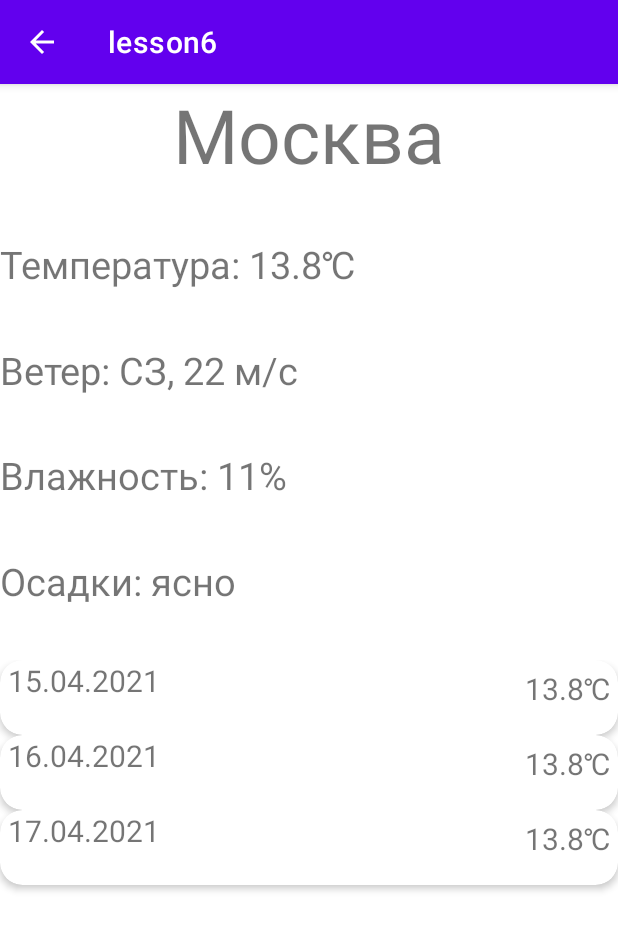
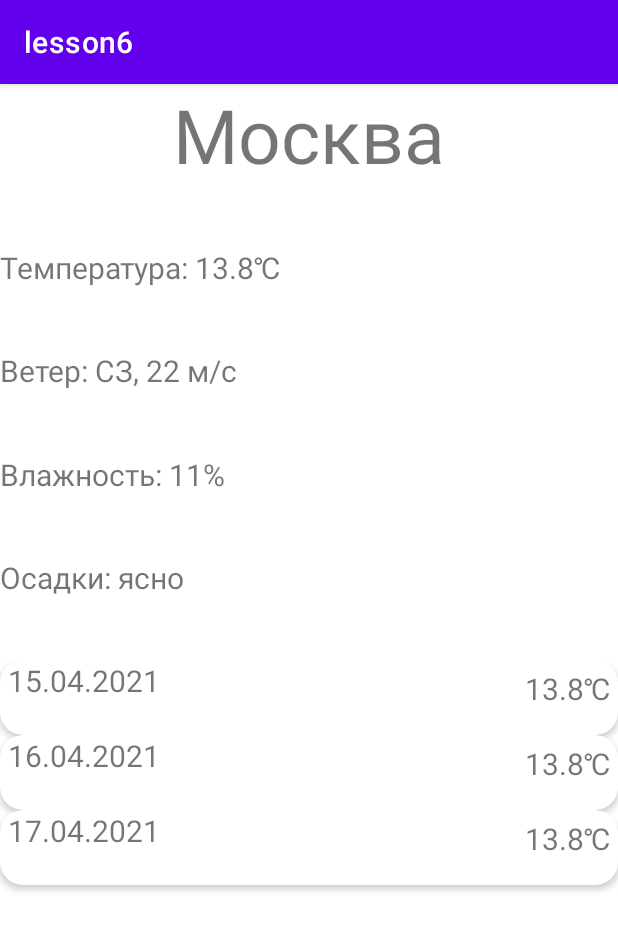
Before and after one commit to danilmv/AndroidBasics, an Android app: the screen it shows after launch (ShowDetailsActivity before the commit, MainActivity after it), after a tap on "Москва", on a phone screen of 412 x 824 dp. Shown: the top 930 px of the screen. Run offline under Robolectric (Android 15) with nearby library versions, the phone set to English and light mode, and no system bars.

Commit message:
RecyclerView in Fragments (Weather Forecast App with Fragments)

```diff
--- /dev/null
+++ b/lesson6/src/main/java/com/andriod/androidbasics/lesson6/FragmentListOfCities.java
@@ -0,0 +1,77 @@
+package com.andriod.androidbasics.lesson6;
+
+import android.content.Intent;
+import android.content.res.Configuration;
+import android.os.Bundle;
+import android.view.LayoutInflater;
+import android.view.View;
+import android.view.ViewGroup;
+
+import androidx.annotation.NonNull;
+import androidx.annotation.Nullable;
+import androidx.fragment.app.Fragment;
+import androidx.recyclerview.widget.DividerItemDecoration;
+import androidx.recyclerview.widget.LinearLayoutManager;
+import androidx.recyclerview.widget.RecyclerView;
+
+import com.andriod.androidbasics.lesson6.data.City;
+
+public class FragmentListOfCities extends Fragment {
+
+    private City currentCity;
+    private boolean isLandscape;
+
+    @Override
+    public void onCreate(@Nullable Bundle savedInstanceState) {
+        super.onCreate(savedInstanceState);
+
+        isLandscape = getResources().getConfiguration().orientation == Configuration.ORIENTATION_LANDSCAPE;
+    }
+
+    @Nullable
+    @Override
+    public View onCreateView(@NonNull LayoutInflater inflater, @Nullable ViewGroup container, @Nullable Bundle savedInstanceState) {
+        return inflater.inflate(R.layout.fragment_main, container, false);
+    }
+
+    @Override
+    public void onViewCreated(@NonNull View view, @Nullable Bundle savedInstanceState) {
+        super.onViewCreated(view, savedInstanceState);
+        initList(view);
+    }
+
+    private void initList(View view) {
+        RecyclerView recyclerView = view.findViewById(R.id.recycler_view);
+        recyclerView.setHasFixedSize(true);
+
+        LinearLayoutManager layoutManager = new LinearLayoutManager(view.getContext());
+        recyclerView.setLayoutManager(layoutManager);
+
+        DividerItemDecoration itemDecoration = new DividerItemDecoration(view.getContext(), LinearLayoutManager.VERTICAL);
+//        itemDecoration.setDrawable(getDrawable(R.drawable.separator));
+        recyclerView.addItemDecoration(itemDecoration);
+
+        RecyclerViewAdapter adapter = new RecyclerViewAdapter();
+        recyclerView.setAdapter(adapter);
+
+        adapter.setListener(this::showDetails);
+    }
+
+    public City getCurrentCity() {
+        return currentCity;
+    }
+
+    private void showDetails(City city) {
+        if (isLandscape) {
+            getFragmentManager().beginTransaction()
+                    .replace(R.id.details_fragment, new FragmentShowDetails(city))
+                    .addToBackStack(null)
+                    .commit();
+        } else {
+            getFragmentManager().beginTransaction()
+                    .replace(R.id.list_fragment, new FragmentShowDetails(city))
+                    .addToBackStack(null)
+                    .commit();
+        }
+    }
+}
--- /dev/null
+++ b/lesson6/src/main/java/com/andriod/androidbasics/lesson6/FragmentShowDetails.java
@@ -0,0 +1,83 @@
+package com.andriod.androidbasics.lesson6;
+
+import android.content.res.Configuration;
+import android.os.Bundle;
+import android.util.Log;
+import android.view.LayoutInflater;
+import android.view.View;
+import android.view.ViewGroup;
+import android.widget.ImageView;
+import android.widget.TextView;
+import android.widget.Toast;
+
+import androidx.annotation.NonNull;
+import androidx.annotation.Nullable;
+import androidx.fragment.app.Fragment;
+import androidx.recyclerview.widget.LinearLayoutManager;
+import androidx.recyclerview.widget.RecyclerView;
+
+import com.andriod.androidbasics.lesson6.data.City;
+import com.andriod.androidbasics.lesson6.data.Weather;
+
+public class FragmentShowDetails extends Fragment {
+    private City city;
+    private boolean isLandscape;
+
+    public FragmentShowDetails() {
+    }
+
+    @Override
+    public void onCreate(@Nullable Bundle savedInstanceState) {
+        super.onCreate(savedInstanceState);
+
+        isLandscape = getResources().getConfiguration().orientation == Configuration.ORIENTATION_LANDSCAPE;
+    }
+
+    public FragmentShowDetails(City city) {
+        this.city = city;
+    }
+
+    @Nullable
+    @Override
+    public View onCreateView(@NonNull LayoutInflater inflater, @Nullable ViewGroup container, @Nullable Bundle savedInstanceState) {
+        return inflater.inflate(R.layout.fragment_show_details, container, false);
+    }
+
+    @Override
+    public void onViewCreated(@NonNull View view, @Nullable Bundle savedInstanceState) {
+        super.onViewCreated(view, savedInstanceState);
+
+        initView(view);
+    }
+
+    private void initView(View view) {
+        if (city != null) {
+            TextView cityName = view.findViewById(R.id.city_name);
+            cityName.setText(city.getName());
+
+            Weather weather = city.getCurrentWeather();
+            if (weather != null) {
+                TextView temperature = view.findViewById(R.id.temperature);
+                temperature.setText(weather.getFormattedTemperature(true));
+
+                TextView wind = view.findViewById(R.id.wind);
+                wind.setText(weather.getFormattedWind(true));
+
+                TextView humidity = view.findViewById(R.id.humidity);
+                humidity.setText(weather.getFormattedHumidity(true));
+
+                TextView precipitation = view.findViewById(R.id.precipitation);
+                precipitation.setText(weather.getFormattedPrecipitation(true));
+
+
+                RecyclerView forecastList = view.findViewById(R.id.recyclerView);
+                LinearLayoutManager layoutManager = new LinearLayoutManager(view.getContext());
+                forecastList.setLayoutManager(layoutManager);
+
+                DetailsForecastListAdapter adapter = new DetailsForecastListAdapter();
+                adapter.setCity(city);
+                forecastList.setAdapter(adapter);
+            }
+        }
+    }
+}
--- a/lesson6/src/main/java/com/andriod/androidbasics/lesson6/MainActivity.java
+++ b/lesson6/src/main/java/com/andriod/androidbasics/lesson6/MainActivity.java
@@ -1,16 +1,13 @@
 package com.andriod.androidbasics.lesson6;
 
 import androidx.appcompat.app.AppCompatActivity;
-import androidx.recyclerview.widget.DividerItemDecoration;
-import androidx.recyclerview.widget.LinearLayoutManager;
-import androidx.recyclerview.widget.RecyclerView;
 
-import android.content.Intent;
+import android.content.res.Configuration;
 import android.os.Bundle;
 
-import com.andriod.androidbasics.lesson6.data.City;
 
 public class MainActivity extends AppCompatActivity {
+    private boolean isLandscape;
 
     @Override
     protected void onCreate(Bundle savedInstanceState) {
@@ -20,24 +17,18 @@ public class MainActivity extends AppCompatActivity {
         if (!Presenter.isInitiated())
             Presenter.init(getResources().getStringArray(R.array.cities));
 
-        RecyclerView recyclerView = findViewById(R.id.recycler_view);
-        recyclerView.setHasFixedSize(true);
+        isLandscape = getResources().getConfiguration().orientation == Configuration.ORIENTATION_LANDSCAPE;
 
-        LinearLayoutManager layoutManager = new LinearLayoutManager(this);
-        recyclerView.setLayoutManager(layoutManager);
-
-        DividerItemDecoration itemDecoration = new DividerItemDecoration(this, LinearLayoutManager.VERTICAL);
-        itemDecoration.setDrawable(getDrawable(R.drawable.separator));
-        recyclerView.addItemDecoration(itemDecoration);
-
-        RecyclerViewAdapter adapter = new RecyclerViewAdapter();
-        recyclerView.setAdapter(adapter);
-
-        adapter.setListener(city -> {
-            Intent showDetails = new Intent(this, ShowDetailsActivity.class);
-            showDetails.putExtra(City.EXTRA, city);
-            startActivity(showDetails);
-        });
+        if (isLandscape) {
+            FragmentListOfCities fragmentList = new FragmentListOfCities();
+            getSupportFragmentManager().beginTransaction()
+                    .replace(R.id.list_fragment, fragmentList)
+                    .replace(R.id.details_fragment, new FragmentShowDetails(fragmentList.getCurrentCity()))
+                    .commit();
+        } else
+            getSupportFragmentManager().beginTransaction()
+                    .replace(R.id.list_fragment, new FragmentListOfCities())
+                    .commit();
 
     }
 }
--- a/lesson6/src/main/java/com/andriod/androidbasics/lesson6/ShowDetailsActivity.java
+++ b/lesson6/src/main/java/com/andriod/androidbasics/lesson6/ShowDetailsActivity.java
@@ -9,7 +9,7 @@ import android.widget.TextView;
 
 import com.andriod.androidbasics.lesson6.data.City;
 import com.andriod.androidbasics.lesson6.data.Weather;
-
+//replaced with FragmentShowDetails
 public class ShowDetailsActivity extends AppCompatActivity {
 
     @Override
--- /dev/null
+++ b/lesson6/src/main/res/layout-land/activity_main.xml
@@ -0,0 +1,18 @@
+<?xml version="1.0" encoding="utf-8"?>
+<LinearLayout xmlns:android="http://schemas.android.com/apk/res/android"
+    android:layout_width="match_parent"
+    android:layout_height="match_parent"
+    android:orientation="horizontal">
+
+    <FrameLayout
+        android:id="@+id/list_fragment"
+        android:layout_weight="1"
+        android:layout_width="0px"
+        android:layout_height="match_parent" />
+
+    <FrameLayout
+        android:id="@+id/details_fragment"
+        android:layout_weight="1"
+        android:layout_width="0px"
+        android:layout_height="match_parent" />
+</LinearLayout>
--- a/lesson6/src/main/res/layout/activity_main.xml
+++ b/lesson6/src/main/res/layout/activity_main.xml
@@ -1,14 +1,7 @@
 <?xml version="1.0" encoding="utf-8"?>
-<androidx.constraintlayout.widget.ConstraintLayout xmlns:android="http://schemas.android.com/apk/res/android"
-    xmlns:app="http://schemas.android.com/apk/res-auto"
+<FrameLayout xmlns:android="http://schemas.android.com/apk/res/android"
     xmlns:tools="http://schemas.android.com/tools"
+    android:id="@+id/list_fragment"
     android:layout_width="match_parent"
     android:layout_height="match_parent"
-    tools:context=".MainActivity">
-
-    <androidx.recyclerview.widget.RecyclerView
-        android:id="@+id/recycler_view"
-        android:layout_width="match_parent"
-        android:layout_height="match_parent" />
-
-</androidx.constraintlayout.widget.ConstraintLayout>
+    tools:context=".MainActivity" />
--- /dev/null
+++ b/lesson6/src/main/res/layout/fragment_main.xml
@@ -0,0 +1,14 @@
+<?xml version="1.0" encoding="utf-8"?>
+<androidx.constraintlayout.widget.ConstraintLayout xmlns:android="http://schemas.android.com/apk/res/android"
+    xmlns:app="http://schemas.android.com/apk/res-auto"
+    xmlns:tools="http://schemas.android.com/tools"
+    android:layout_width="match_parent"
+    android:layout_height="match_parent"
+    tools:context=".MainActivity">
+
+    <androidx.recyclerview.widget.RecyclerView
+        android:id="@+id/recycler_view"
+        android:layout_width="match_parent"
+        android:layout_height="match_parent" />
+
+</androidx.constraintlayout.widget.ConstraintLayout>
--- /dev/null
+++ b/lesson6/src/main/res/layout/fragment_show_details.xml
@@ -0,0 +1,77 @@
+<?xml version="1.0" encoding="utf-8"?>
+<LinearLayout xmlns:android="http://schemas.android.com/apk/res/android"
+    xmlns:app="http://schemas.android.com/apk/res-auto"
+    xmlns:tools="http://schemas.android.com/tools"
+    android:layout_width="match_parent"
+    android:layout_height="match_parent"
+    android:orientation="vertical"
+    tools:context=".ShowDetailsActivity">
+
+    <androidx.constraintlayout.widget.ConstraintLayout
+        android:id="@+id/linearLayout"
+        android:layout_width="match_parent"
+        android:layout_height="0dp"
+        android:layout_weight="1"
+        android:orientation="vertical">
+
+        <TextView
+            android:id="@+id/city_name"
+            android:layout_width="wrap_content"
+            android:layout_height="wrap_content"
+            android:textSize="50sp"
+            app:layout_constraintEnd_toEndOf="parent"
+            app:layout_constraintHorizontal_bias="0.5"
+            app:layout_constraintStart_toStartOf="parent"
+            app:layout_constraintTop_toTopOf="parent"
+            tools:text="CityName" />
+
+        <TextView
+            android:id="@+id/temperature"
+            android:layout_width="wrap_content"
+            android:layout_height="wrap_content"
+            android:textSize="20sp"
+            app:layout_constraintBottom_toTopOf="@+id/wind"
+            app:layout_constraintStart_toStartOf="parent"
+            app:layout_constraintTop_toBottomOf="@+id/city_name"
+            tools:text="Temperature: NNN" />
+
+        <TextView
+            android:id="@+id/wind"
+            android:layout_width="wrap_content"
+            android:layout_height="wrap_content"
+            android:textSize="20sp"
+            app:layout_constraintBottom_toTopOf="@+id/humidity"
+            app:layout_constraintStart_toStartOf="parent"
+            app:layout_constraintTop_toBottomOf="@+id/temperature"
+            tools:text="Wind: ...." />
+
+        <TextView
+            android:id="@+id/humidity"
+            android:layout_width="wrap_content"
+            android:layout_height="wrap_content"
+            android:textSize="20sp"
+            app:layout_constraintBottom_toTopOf="@+id/precipitation"
+            app:layout_constraintStart_toStartOf="parent"
+            app:layout_constraintTop_toBottomOf="@+id/wind"
+            tools:text="Humidity:...%" />
+
+        <TextView
+            android:id="@+id/precipitation"
+            android:layout_width="wrap_content"
+            android:layout_height="wrap_content"
+            android:textSize="20sp"
+            app:layout_constraintBottom_toBottomOf="parent"
+            app:layout_constraintStart_toStartOf="parent"
+            app:layout_constraintTop_toBottomOf="@+id/humidity"
+            tools:text="Precipitation:...." />
+
+    </androidx.constraintlayout.widget.ConstraintLayout>
+
+    <androidx.recyclerview.widget.RecyclerView
+        android:id="@+id/recyclerView"
+        android:layout_width="match_parent"
+        android:layout_height="0dp"
+        android:layout_weight="1" />
+
+
+</LinearLayout>
```
Also changed, not shown: 1 other file.
